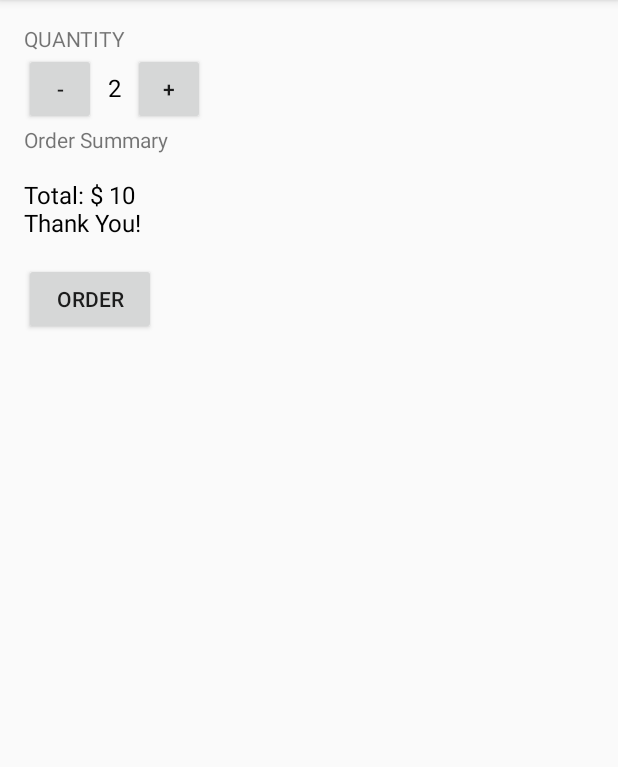
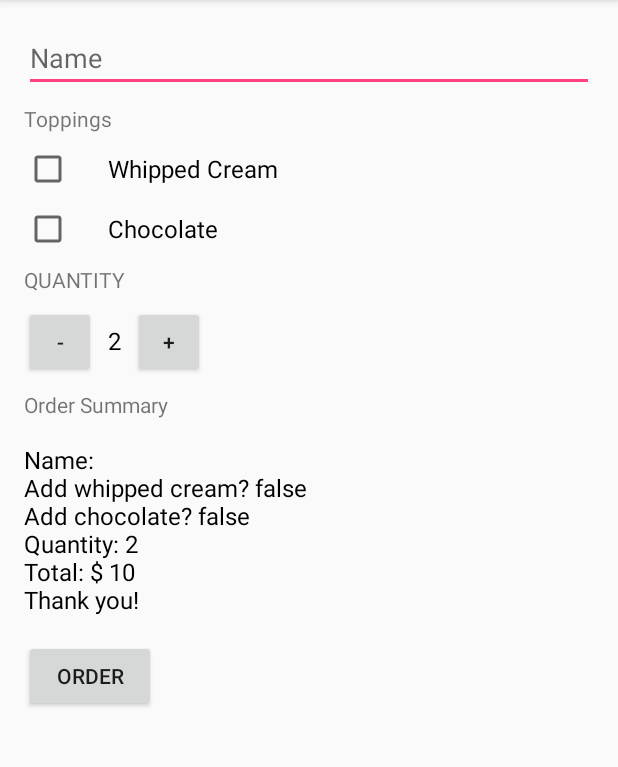
Before and after one commit to timothyhartanto/JustJava, an Android app: the screen it shows after launch (MainActivity), after a tap on "ORDER", on a phone screen of 412 x 824 dp, the part 84-851 px from its top. Run offline under Robolectric (Android 15) with nearby library versions, the phone set to English and light mode, and no system bars.

```diff
--- a/app/src/main/java/com/example/android/justjava/MainActivity.java
+++ b/app/src/main/java/com/example/android/justjava/MainActivity.java
@@ -6,10 +6,15 @@
  */
 package com.example.android.justjava;
 
+import android.content.Intent;
+import android.net.Uri;
 import android.os.Bundle;
 import android.support.v7.app.AppCompatActivity;
 import android.view.View;
+import android.widget.CheckBox;
+import android.widget.EditText;
 import android.widget.TextView;
+import android.widget.Toast;
 
 /**
  * This app displays an order form to order coffee.
@@ -17,22 +22,52 @@ import android.widget.TextView;
 public class MainActivity extends AppCompatActivity {
 
     int quantity = 2;
+    //boolean whippedCream = false;
     @Override
     protected void onCreate(Bundle savedInstanceState) {
         super.onCreate(savedInstanceState);
         setContentView(R.layout.activity_main);
     }
 
-    private int calculatePrice(){
-        return quantity * 5;
+    private int calculatePrice(boolean whip, boolean choc){
+        int price = quantity * 5;
+        if(whip)
+            price += quantity * 1;
+        if(choc)
+            price += quantity * 2;
+        return price;
     }
 
     /**
      * This method is called when the order button is clicked.
      */
     public void submitOrder(View view) {
-        String priceMessage = "Total: $ " + calculatePrice() + "\nThank You!";
+        CheckBox whippedCream = (CheckBox)findViewById(R.id.checkWhippedCream);
+        CheckBox chocolate = (CheckBox)findViewById(R.id.checkChocolate);
+        EditText name = (EditText)findViewById(R.id.name);
+
+        String priceMessage = getString(R.string.order_summary_name, name.getText()) + "\n" +
+                "Add whipped cream? " + whippedCream.isChecked() + "\n" +
+                "Add chocolate? " + chocolate.isChecked() + "\n" +
+                "Quantity: " + quantity + "\n" +
+                "Total: $ " + calculatePrice(whippedCream.isChecked(), chocolate.isChecked()) + "\n" +
+                getString(R.string.thank_you);
         displayMessage(priceMessage);
+
+        Intent intent = new Intent(Intent.ACTION_SENDTO);
+        intent.setData(Uri.parse("mailto:")); // only email apps should handle this
+        intent.putExtra(Intent.EXTRA_SUBJECT, "Just Java order for " + name.getText() );
+        intent.putExtra(Intent.EXTRA_TEXT, priceMessage);
+        if (intent.resolveActivity(getPackageManager()) != null) {
+            startActivity(intent);
+        }
+
+        //Intent with google maps
+//        Intent intent = new Intent(Intent.ACTION_VIEW);
+//        intent.setData(Uri.parse("geo:47.6, -122.3"));
+//        if(intent.resolveActivity(getPackageManager())!= null){
+//            startActivity(intent);
+//        }
     }
 
     /**
@@ -44,11 +79,19 @@ public class MainActivity extends AppCompatActivity {
     }
 
     public void increment(View view){
-        display(++quantity);
+        if(quantity < 100)
+            display(++quantity);
+        else{
+            Toast.makeText(this, "You cannot have more than 100 coffees!", Toast.LENGTH_SHORT).show();
+        }
     }
 
     public void decrement(View view){
-        display(--quantity);
+        if(quantity > 1)
+            display(--quantity);
+        else{
+            Toast.makeText(this, "You need to have a least 1 coffee!", Toast.LENGTH_SHORT).show();
+        }
     }
 
     /**
--- a/app/src/main/res/layout/activity_main.xml
+++ b/app/src/main/res/layout/activity_main.xml
@@ -1,26 +1,63 @@
 <?xml version="1.0" encoding="utf-8"?>
-<RelativeLayout xmlns:android="http://schemas.android.com/apk/res/android"
+<ScrollView xmlns:android="http://schemas.android.com/apk/res/android"
     xmlns:tools="http://schemas.android.com/tools"
-    android:id="@+id/activity_main"
     android:layout_width="match_parent"
     android:layout_height="match_parent"
+    android:id="@+id/activity_main"
+    tools:context="com.example.android.justjava.MainActivity">
+
+    <LinearLayout
+        android:layout_width="match_parent"
+        android:layout_height="match_parent"
+        android:orientation="vertical"
         android:paddingBottom="@dimen/activity_vertical_margin"
         android:paddingLeft="@dimen/activity_horizontal_margin"
         android:paddingRight="@dimen/activity_horizontal_margin"
-    android:paddingTop="@dimen/activity_vertical_margin"
-    tools:context="com.example.android.justjava.MainActivity">
+        android:paddingTop="@dimen/activity_vertical_margin">
+
+        <EditText
+            android:id="@+id/name"
+            android:layout_width="match_parent"
+            android:layout_height="match_parent"
+            android:hint="Name"
+            android:layout_marginBottom="8dp"/>
+
+        <TextView
+            android:id="@+id/toppings"
+            android:layout_width="wrap_content"
+            android:layout_height="wrap_content"
+            android:text="@string/toppings"
+            android:layout_marginBottom="8dp"/>
+
+        <CheckBox
+            android:id="@+id/checkWhippedCream"
+            android:layout_width="wrap_content"
+            android:layout_height="wrap_content"
+            android:paddingLeft="24dp"
+            android:text="Whipped Cream"
+            android:textSize="16sp"
+            android:layout_marginBottom="8dp"/>
+
+        <CheckBox
+            android:id="@+id/checkChocolate"
+            android:layout_width="wrap_content"
+            android:layout_height="wrap_content"
+            android:paddingLeft="24dp"
+            android:text="Chocolate"
+            android:textSize="16sp"
+            android:layout_marginBottom="8dp"/>
 
         <TextView
             android:id="@+id/quantity"
             android:layout_width="wrap_content"
             android:layout_height="wrap_content"
-        android:text="QUANTITY" />
+            android:text="QUANTITY"
+            android:layout_marginBottom="8dp"/>
 
         <LinearLayout
             android:id="@+id/layout"
             android:layout_width="wrap_content"
-        android:layout_height="wrap_content"
-        android:layout_below="@id/quantity">
+            android:layout_height="wrap_content">
 
             <Button
                 android:id="@+id/sub"
@@ -53,14 +90,13 @@
             android:layout_width="wrap_content"
             android:layout_height="wrap_content"
             android:text="Order Summary"
-        android:layout_below="@id/layout" />
+            android:layout_marginTop="8dp"/>
 
         <TextView
             android:id="@+id/order_summary_text_view"
             android:layout_width="wrap_content"
             android:layout_height="wrap_content"
-        android:text="10"
-        android:layout_below="@id/order_text_view"
+            android:text="$10"
             android:layout_marginTop="16dp"
             android:layout_marginBottom="16dp"
             android:textSize="16sp"
@@ -70,7 +106,9 @@
             android:layout_width="wrap_content"
             android:layout_height="wrap_content"
             android:text="ORDER"
-        android:layout_below="@id/order_summary_text_view"
             android:onClick="submitOrder"/>
 
-</RelativeLayout>
+    </LinearLayout>
+
+
+</ScrollView>
--- a/app/src/main/res/values/strings.xml
+++ b/app/src/main/res/values/strings.xml
@@ -1,3 +1,12 @@
-<resources>
+<resources xmlns:xliff="urn:oasis:names:tc:xliff:document:1.2">
     <string name="app_name">Just Java</string>
+    <!-- [CHAR LIMIT = 20]-->
+    <string name="toppings">Toppings</string>
+    <!-- [CHAR LIMIT = NONE]-->
+    <string name="thank_you">Thank you!</string>
+    <!--
+        Name for the order summary. It will be shown in the format of "Name: Amy" where
+        Amy is the user's name [CHAR LIMIT = NONE]
+    -->
+    <string name="order_summary_name">Name: <xliff:g id="name" example="Amy">%s</xliff:g></string>
 </resources>
```
Also changed, not shown: 35 other files. Lines whose indentation alone changed are shown as unchanged.
